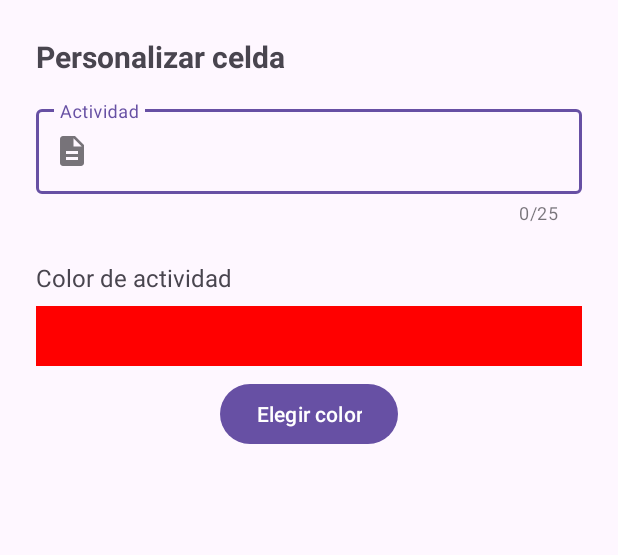
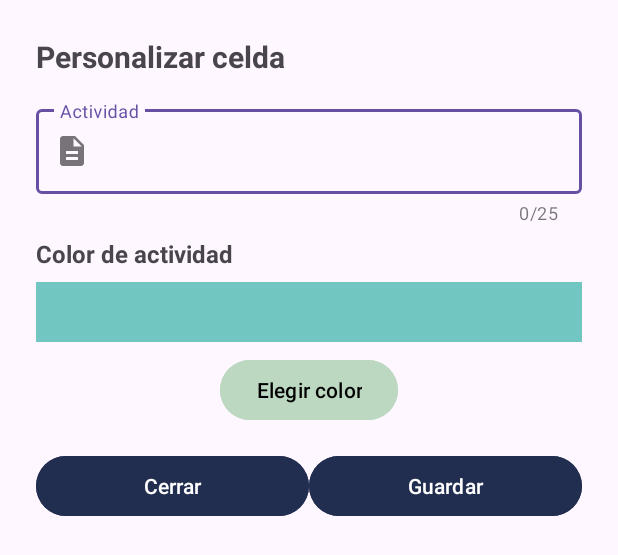
Before and after one commit to AlexisPaleta/OrganizerApp, an Android app: the layout dialog_config_schedule.xml on its own in the app's theme, with its tools: preview values and no code run, on a phone screen of 412 x 824 dp. Shown: the top 555 px of the screen. Run offline under Robolectric (Android 15) with nearby library versions, the phone set to English and light mode, and no system bars.

Commit message:
Dialog displayed when teacher is selected, improvement of views

```diff
--- a/app/src/main/java/com/fcc/organizador/adapter/TeacherViewHolder.kt
+++ b/app/src/main/java/com/fcc/organizador/adapter/TeacherViewHolder.kt
@@ -17,7 +17,7 @@ class TeacherViewHolder(view: View): ViewHolder(view) {
         binding.teacherName.text = teacher.name
         binding.teacherCubicle.text = teacher.cubicle
         binding.teacherContact.text = teacher.contact
-        binding.teacherDescription.text = teacher.description
+        //binding.teacherDescription.text = teacher.description
 
         binding.teacherCardItem.setOnClickListener { onClickListener(teacher) }
 
--- /dev/null
+++ b/app/src/main/res/drawable/dialog_background.xml
@@ -0,0 +1,5 @@
+<?xml version="1.0" encoding="utf-8"?>
+<shape xmlns:android="http://schemas.android.com/apk/res/android">
+    <corners android:radius="16dp" />
+    <solid android:color="@color/white" />
+</shape>
--- /dev/null
+++ b/app/src/main/res/drawable/user_solid.xml
@@ -0,0 +1,5 @@
+<vector xmlns:android="http://schemas.android.com/apk/res/android" android:height="27.428572dp" android:viewportHeight="512" android:viewportWidth="448" android:width="24dp">
+
+    <path android:fillColor="#fff" android:pathData="M224,256A128,128 0,1 0,224 0a128,128 0,1 0,0 256zM178.3,304C79.8,304 0,383.8 0,482.3C0,498.7 13.3,512 29.7,512l388.6,0c16.4,0 29.7,-13.3 29.7,-29.7C448,383.8 368.2,304 269.7,304l-91.4,0z"/>
+
+</vector>
--- a/app/src/main/res/layout/dialog_config_schedule.xml
+++ b/app/src/main/res/layout/dialog_config_schedule.xml
@@ -26,7 +26,7 @@
             style="@style/Widget.MaterialComponents.TextInputLayout.OutlinedBox"
             app:counterEnabled="true"
             app:counterMaxLength="25"
-            android:layout_marginBottom="8dp">
+            android:layout_marginBottom="0dp">
 
             <EditText
                 android:id="@+id/editTextActivity"
@@ -42,13 +42,14 @@
             android:layout_height="wrap_content"
             android:text="Color de actividad"
             android:textSize="16sp"
-            android:layout_marginTop="16dp" />
+            android:textStyle="bold"
+            android:layout_marginTop="8dp" />
 
         <View
             android:id="@+id/viewColorPreview"
             android:layout_width="match_parent"
             android:layout_height="40dp"
-            android:background="#FF0000"
+            android:background="#71c6c1"
             android:layout_marginTop="8dp"
             android:layout_marginBottom="8dp" />
 
@@ -57,7 +58,35 @@
             android:layout_width="wrap_content"
             android:layout_height="wrap_content"
             android:layout_gravity="center"
+            android:backgroundTint="#BCD8C1"
+            android:textColor="#000"
             android:text="Elegir color" />
+
+        <LinearLayout
+            android:layout_width="match_parent"
+            android:layout_height="wrap_content"
+            android:layout_margin="0dp">
+
+            <Button
+                android:id="@+id/btnClose"
+                android:layout_width="match_parent"
+                android:layout_height="wrap_content"
+                android:layout_weight="1"
+                android:text="Cerrar"
+                android:layout_marginTop="16dp"
+                android:backgroundTint="#222E50"
+                android:textColor="@color/white"/>
+
+            <Button
+                android:id="@+id/btnAccept"
+                android:layout_width="match_parent"
+                android:layout_height="wrap_content"
+                android:layout_weight="1"
+                android:text="Guardar"
+                android:layout_marginTop="16dp"
+                android:backgroundTint="#222E50"
+                android:textColor="@color/white"/>
+        </LinearLayout>
 
     </LinearLayout>
 </ScrollView>
--- a/app/src/main/res/values-night/themes.xml
+++ b/app/src/main/res/values-night/themes.xml
@@ -1,7 +1,17 @@
 <resources xmlns:tools="http://schemas.android.com/tools">
     <!-- Base application theme. -->
     <style name="Base.Theme.Organizador" parent="Theme.Material3.DayNight.NoActionBar">
-        <!-- Customize your dark theme here. -->
-        <!-- <item name="colorPrimary">@color/my_dark_primary</item> -->
+        <!-- Customize your light theme here. -->
+        <!-- <item name="colorPrimary">@color/my_light_primary</item> -->
+    </style>
+
+    <style name="Theme.Organizador" parent="Base.Theme.Organizador" />
+
+    <style name="FullScreenDialog" parent="Theme.MaterialComponents.DayNight.Dialog">
+        <item name="android:windowIsFloating">false</item>
+        <item name="android:windowBackground">#fff</item>
+        <item name="android:windowNoTitle">true</item>
+        <item name="android:windowFullscreen">true</item>
+        <item name="android:windowContentOverlay">@null</item>
     </style>
 </resources>
--- a/app/src/main/res/values/strings.xml
+++ b/app/src/main/res/values/strings.xml
@@ -21,4 +21,5 @@
     <string name="sabado">Sábado</string>
     <string name="domingo">Domingo</string>
     <string name="activity">Actividad</string>
+    <string name="teacher_information">Información del Maestro</string>
 </resources>
```
Also changed, not shown: app/src/main/java/com/fcc/organizador/TeachersFragment.kt (+25 -0 lines), app/src/main/java/com/fcc/organizador/schedule/ScheduleFragment.kt (+13 -5 lines), app/src/main/res/drawable/edit_text_background.xml (added, +8 -0 lines), app/src/main/res/layout/dialog_teacher_selected.xml (added, +119 -0 lines), app/src/main/res/layout/fragment_schedule.xml (+12 -27 lines), app/src/main/res/layout/item_homework.xml (+5 -5 lines), app/src/main/res/layout/item_teacher.xml (+7 -17 lines).
